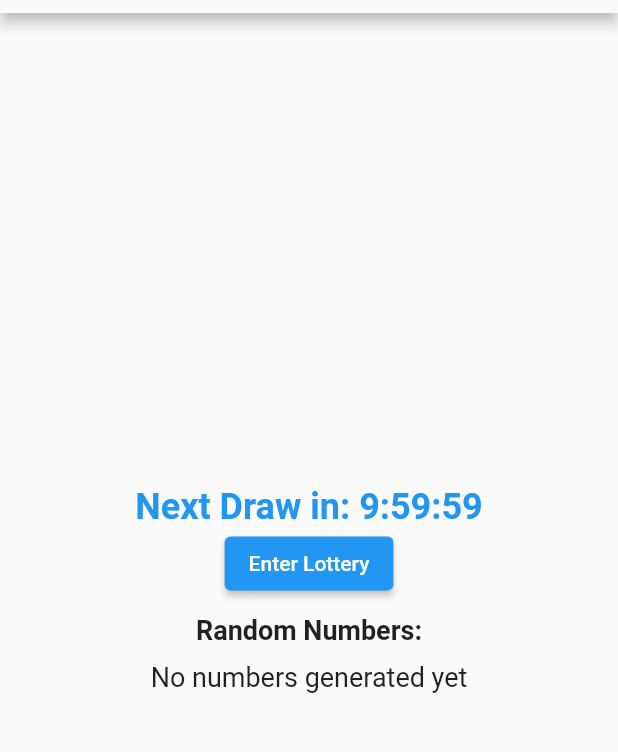
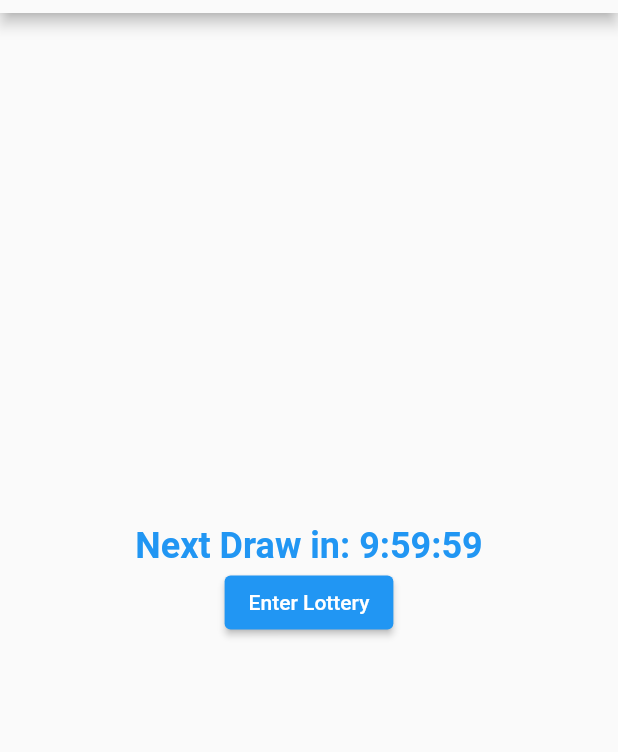
Before and after one commit to thefirsthero/casino, a Flutter app: the LotteryScreen screen opened directly with empty values, on a phone screen of 412 x 824 dp, the part 71-823 px from its top. Run offline on Flutter 3.47's test engine with Material 2 defaults, Android fonts, the phone set to English and light mode, and no system bars; our stand-ins replace bloc, cloud_firestore, file_picker, firebase_auth, firebase_core, firebase_storage and 2 more; missing offline and left inert: flutter_facebook_auth, the_apple_sign_in; accounts and stored records are empty.

Commit message:
further fixes

```diff
--- a/lib/ui/lottery_draw/lottery_screen.dart
+++ b/lib/ui/lottery_draw/lottery_screen.dart
@@ -230,15 +230,6 @@ void enterLottery() async {
               child: const Text('Enter Lottery'),
             ),
             const SizedBox(height: 10),
-            const Text(
-              'Random Numbers:',
-              style: TextStyle(fontSize: 18.0, fontWeight: FontWeight.bold),
-            ),
-            const SizedBox(height: 10),
-            Text(
-              numbers.isNotEmpty ? numbers.join(' - ') : 'No numbers generated yet',
-              style: const TextStyle(fontSize: 18.0),
-            ),
           ],
         ),
       ),
```
